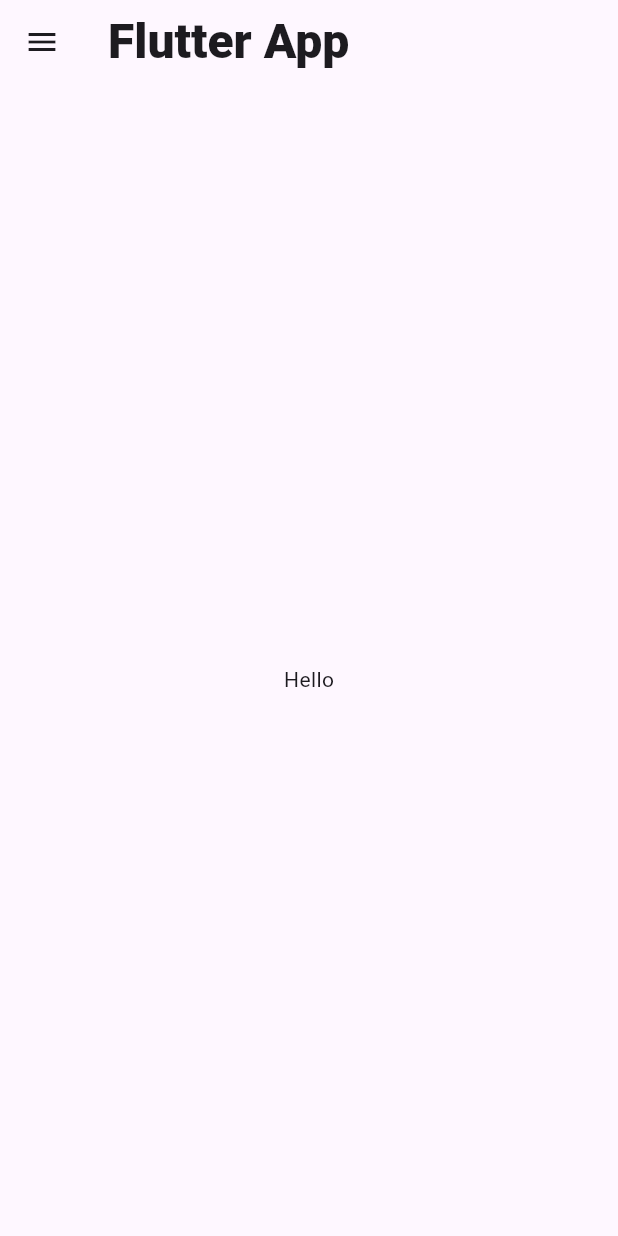
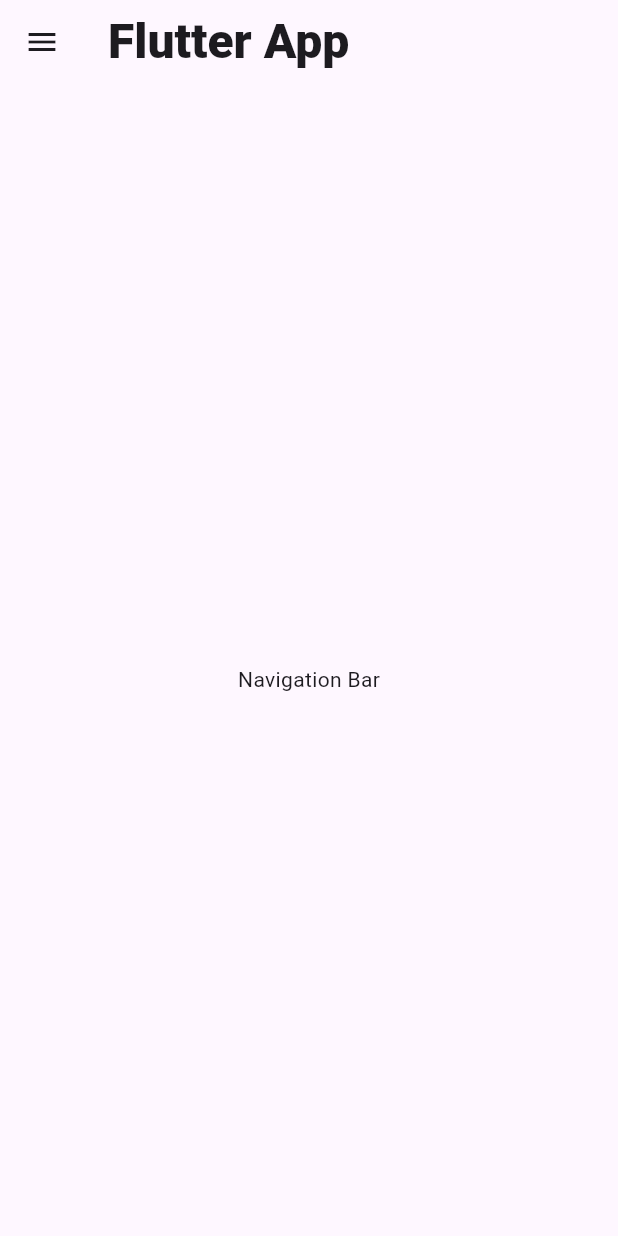
Before and after one commit to benedictcontawe/FlutterApp, a Flutter app: the screen it shows after launch, on a phone screen of 412 x 824 dp. Run offline on Flutter 3.47's test engine with Material 3 defaults, Android fonts, the phone set to English and light mode, and no system bars; our stand-ins replace get; Roboto replaces fonts that are missing (avenir).

Commit message:
Update MainWidget

```diff
--- a/lib/controllers/main_controller.dart
+++ b/lib/controllers/main_controller.dart
@@ -10,12 +10,14 @@ class MainController extends BaseController {
   }
 
   final RxList<DrawerModel?> _list = new List<DrawerModel>.empty().obs;
+  final RxString _title = "".obs;
 
 
   @override
   void onInit() {
     super.onInit();
     debugPrint("MainController onInit");
+    _title("Navigation Bar");
     fetchDrawerModels();
   }
 
@@ -64,7 +66,7 @@ class MainController extends BaseController {
     debugPrint("MainController onReady");
   }
 
-   int getLength() {
+  int getLength() {
     return _list.value.length ?? 0;
   }
 
@@ -106,7 +108,10 @@ class MainController extends BaseController {
 
   Future<void> onTap(final String title, final int position) async {
     onShowAlert(title, " ${_list.value[position]?.text}");
+    _title("Navigation Bar ${title} ${_list.value[position]?.text}");
   }
+
+  RxString getTitle() => _title;
 
   @override
   void onClose() {
--- a/lib/views/main_page.dart
+++ b/lib/views/main_page.dart
@@ -13,9 +13,9 @@ class MainPage extends BaseView {
   @override
   Widget build(BuildContext context) {
     return Scaffold (
-      appBar: AppBarWidget(MediaQuery.of(context).size.height),
+      appBar: AppBarWidget(height: MediaQuery.of(context).size.height,),
       drawer: const DrawerWidget(),
-      body: const MainWidget(title: "Hello"),
+      body: const MainWidget(),
     );
   }
 }
--- a/lib/widgets/app_bar_widget.dart
+++ b/lib/widgets/app_bar_widget.dart
@@ -3,7 +3,7 @@ import 'package:navigation_drawer/widgets/base_widgets.dart';
 
 class AppBarWidget extends BaseWidget implements PreferredSizeWidget {
 
-  const AppBarWidget(this.height,  { Key? key } ) : super(key: key);
+  const AppBarWidget( { Key? key, this.height, } ) : super(key: key);
 
   final double? height;
 
```
Also changed, not shown: lib/widgets/main_widget.dart (+6 -7 lines).
